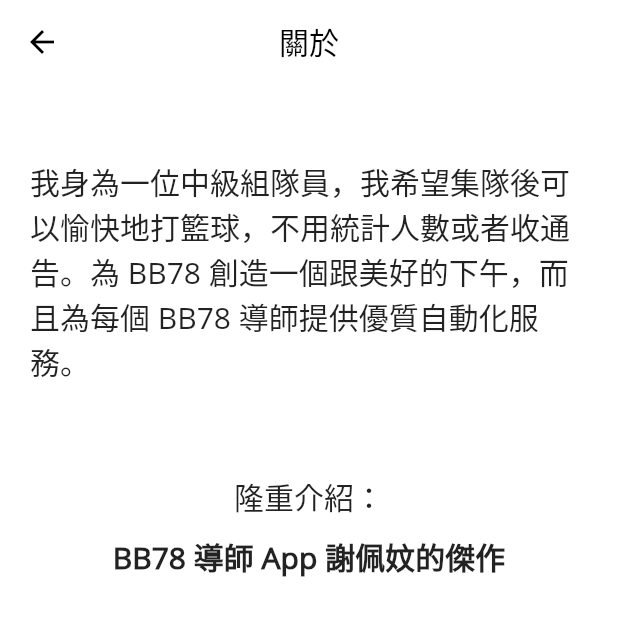
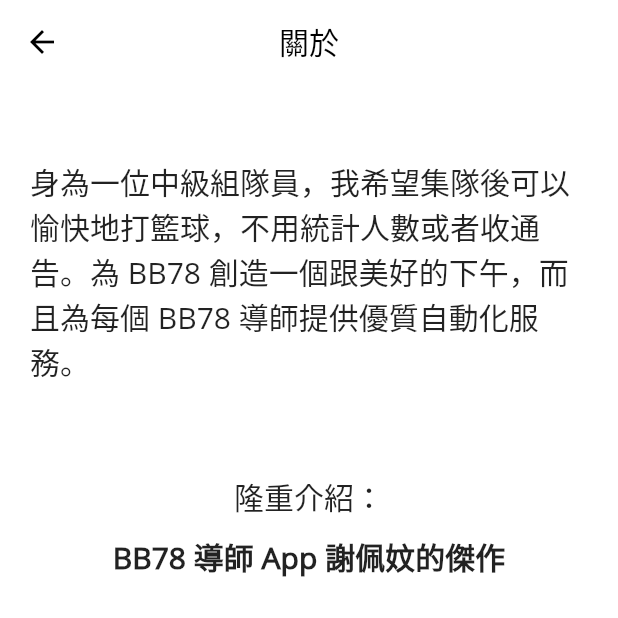
Before and after one commit to ameysunu/attendance, a Flutter app: the About screen opened directly, on a phone screen of 412 x 824 dp, the top half of it. Run offline on Flutter 3.47's test engine with Material 2 defaults, Android fonts, the phone set to English and light mode, and no system bars; our stand-ins replace cloud_firestore, email_validator, firebase_auth, firebase_core; accounts and stored records are empty.

Commit message:
update some content

```diff
--- a/lib/pages/settings.dart
+++ b/lib/pages/settings.dart
@@ -220,7 +220,7 @@ class _AboutState extends State<About> {
               child: Column(
                 children: [
                   Text(
-                    "我身為一位中級組隊員，我希望集隊後可以愉快地打籃球，不用統計人數或者收通告。為 BB78 創造一個跟美好的下午，而且為每個 BB78 導師提供優質自動化服務。",
+                    "身為一位中級組隊員，我希望集隊後可以愉快地打籃球，不用統計人數或者收通告。為 BB78 創造一個跟美好的下午，而且為每個 BB78 導師提供優質自動化服務。",
                     style:
                         TextStyle(fontFamily: 'OpenSans Regular', fontSize: 20),
                   ),
```
